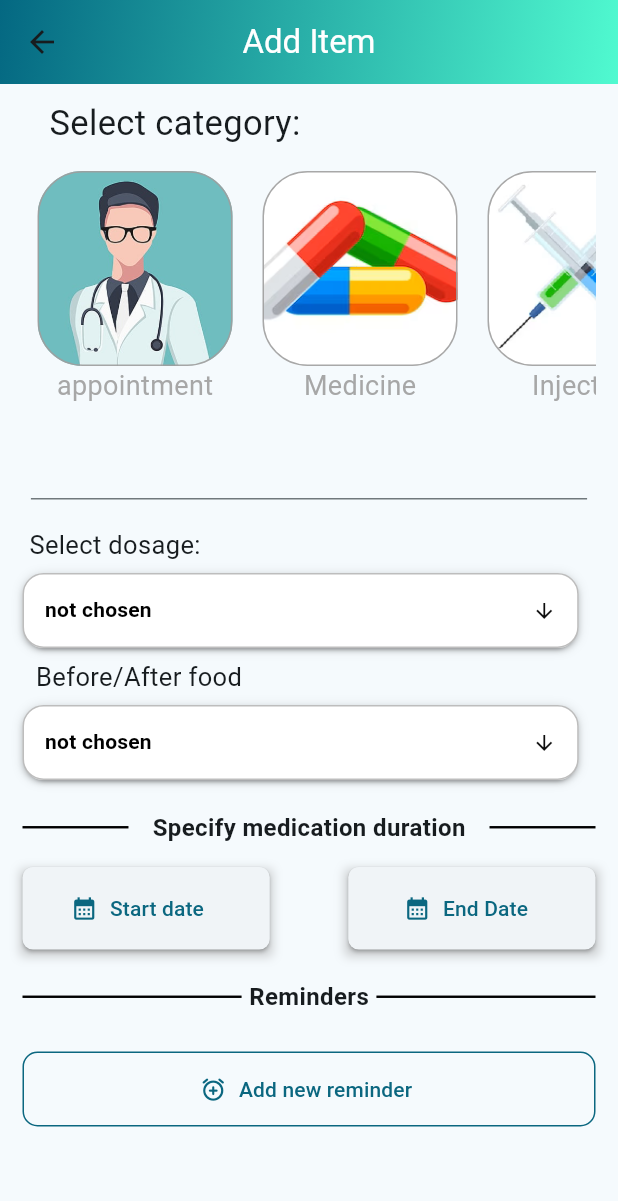
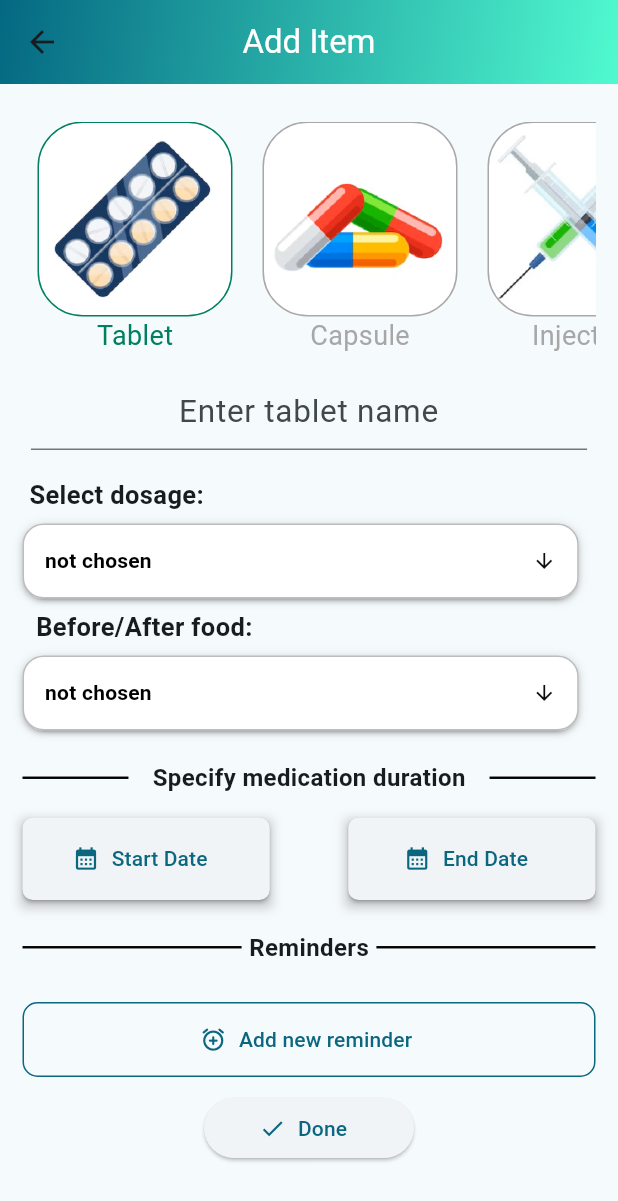
Before and after one commit to pratiksarangi7/HealthAlert, a Flutter app: the AddMedicoItemScreen screen opened directly, on a phone screen of 412 x 824 dp. Shown: the top 1201 px of the screen. Run offline on Flutter 3.47's test engine with Material 2 defaults, Android fonts, the phone set to English and light mode, and no system bars; drawn by our look-alikes of dropdown_button2; our stand-ins replace flutter_riverpod; missing offline and left inert: omni_datetime_picker.

Commit message:
add medicine page completed! Rest to be done after FAT

```diff
--- /dev/null
+++ b/lib/data/data.dart
@@ -0,0 +1,53 @@
+final List<String> hintTextData = [
+  'Enter tablet name',
+  'Enter capsule name',
+  'Enter Injection/vaccine name',
+  'Enter liquid medicine name',
+  'Enter ointment name',
+  'Enter spray name',
+  'Enter medicine name',
+];
+final List<String> beforeOrAfterFood = [
+  'not chosen',
+  'Before food',
+  'After food',
+  'any time',
+];
+final List<String> dosageData = [
+  'not chosen',
+  '1 per day',
+  '2 per day',
+  '3 per day',
+  '4/more per day',
+];
+
+final List<Map<String, dynamic>> items = [
+  {
+    'image': 'assets/tablet.png',
+    'label': 'Tablet',
+  },
+  {
+    'image': 'assets/capsules.png',
+    'label': 'Capsule',
+  },
+  {
+    'image': 'assets/injection.png',
+    'label': 'Injection',
+  },
+  {
+    'image': 'assets/fluids.png',
+    'label': 'Liquid',
+  },
+  {
+    'image': 'assets/ointments.png',
+    'label': 'Ointment',
+  },
+  {
+    'image': 'assets/spray.png',
+    'label': 'Spray',
+  },
+  {
+    'image': 'assets/others.png',
+    'label': 'others',
+  },
+];
--- a/lib/models/catetory.dart
+++ /dev/null
@@ -1,6 +0,0 @@
-enum MedicoCategory {
-  fitness,
-  appointment,
-  medicine,
-  others,
-}
--- a/lib/models/medico_item.dart
+++ b/lib/models/medico_item.dart
@@ -1,12 +1,18 @@
-import 'package:medico_app/models/catetory.dart';
-
 class MedicoItem {
-  MedicoCategory category;
-  String title;
-  DateTime date;
+  String medImagePath;
+  String name;
+  String dosage;
+  String beforeOrAfterFood;
+  DateTime medicationStartDate;
+  DateTime medicationEndDate;
+  List<DateTime> reminders;
   MedicoItem({
-    required this.category,
-    required this.title,
-    required this.date,
+    required this.medImagePath,
+    required this.name,
+    required this.dosage,
+    required this.beforeOrAfterFood,
+    required this.medicationStartDate,
+    required this.medicationEndDate,
+    required this.reminders,
   });
 }
--- a/lib/screens/add_medico.dart
+++ b/lib/screens/add_medico.dart
@@ -1,79 +1,67 @@
 import 'package:flutter/material.dart';
+import 'package:flutter_riverpod/flutter_riverpod.dart';
+import 'package:medico_app/data/data.dart';
+import 'package:medico_app/models/medico_item.dart';
+import 'package:medico_app/providers/medico_data.dart';
 import 'package:medico_app/widgets/custom_drop_down.dart';
 import 'package:medico_app/widgets/item_card.dart';
 import 'package:medico_app/widgets/reminders.dart';
-import 'package:omni_datetime_picker/omni_datetime_picker.dart';
+import 'package:medico_app/widgets/start_end_date.dart';
 
-class AddMedicoItemScreen extends StatefulWidget {
+class AddMedicoItemScreen extends ConsumerStatefulWidget {
   const AddMedicoItemScreen({super.key});
 
   @override
-  State<AddMedicoItemScreen> createState() => _AddMedicoItemScreenState();
+  ConsumerState<AddMedicoItemScreen> createState() {
+    return _AddMedicoItemScreenState();
+  }
 }
 
-class _AddMedicoItemScreenState extends State<AddMedicoItemScreen> {
+class _AddMedicoItemScreenState extends ConsumerState<AddMedicoItemScreen> {
+  String? name;
+  String medImagePath = items[0]['image'];
+  DateTime? medicationStartDate;
+  DateTime? medicationEndDate;
+  String? dosagedropDownData;
+  String? beforeAfterData;
+
   void _addAReminder(value) {
     reminders.add(value);
   }
 
-  var _hintText = '';
-  var _descriptionController = TextEditingController();
+  @override
+  void dispose() {
+    _descriptionController.dispose();
+    super.dispose();
+  }
+
+  void _dosageDropDownDataRetriever(String drpDwnDta) {
+    dosagedropDownData = drpDwnDta;
+  }
+
+  void _beforeAfterDropDownDataRetriever(String drpDwnDta) {
+    beforeAfterData = drpDwnDta;
+  }
+
+  void _updateDateContentOfStartDate(DateTime date) {
+    medicationStartDate = date;
+  }
+
+  void _updateDateContentOfEndDate(DateTime date) {
+    medicationEndDate = date;
+  }
+
+  var _hintText = hintTextData[0];
+  final _descriptionController = TextEditingController();
+
   var selectedValue = '1 per day';
-  late List<bool> tappedData = List.generate(items.length, (index) => false);
+  late List<bool> tappedData =
+      List.generate(items.length, (index) => index == 0 ? true : false);
   final List<DateTime> reminders = [];
-  final List<String> hintTextData = [
-    'Provide appointment details',
-    'Enter medicine name',
-    'Specify injection/vaccine name',
-    'Describe checkup name',
-    'Name the exercise',
-    'Enter healthcare task',
-  ];
-  final List<String> beforeOrAfterFood = [
-    'not chosen',
-    'Before food',
-    'After food',
-    'any time',
-  ];
-  final List<String> dosageData = [
-    'not chosen',
-    '1 per day',
-    '2 per day',
-    '3 per day',
-    '4/more per day',
-  ];
-
-  final List<Map<String, dynamic>> items = [
-    {
-      'image': 'assets/doctorappointment.jpg',
-      'label': 'appointment',
-    },
-    {
-      'image': 'assets/pills.png',
-      'label': 'Medicine',
-    },
-    {
-      'image': 'assets/injection.png',
-      'label': 'Injection',
-    },
-    {
-      'image': 'assets/checkup.png',
-      'label': 'Checkup',
-    },
-    {
-      'image': 'assets/fitness.png',
-      'label': 'fitness',
-    },
-    {
-      'image': 'assets/others.png',
-      'label': 'others',
-    },
-  ];
 
   @override
   Widget build(BuildContext context) {
-    double _screenWidth = MediaQuery.of(context).size.width;
-
+    final _medicoItemsNotifier = ref.read(medicoItemsProvider.notifier);
     return Scaffold(
         appBar: AppBar(
           flexibleSpace: Container(
@@ -100,10 +88,6 @@ class _AddMedicoItemScreenState extends State<AddMedicoItemScreen> {
           child: Column(
             crossAxisAlignment: CrossAxisAlignment.start,
             children: [
-              const Text(
-                "   Select category: ",
-                style: TextStyle(fontSize: 23),
-              ),
               const SizedBox(
                 height: 15,
               ),
@@ -116,12 +100,16 @@ class _AddMedicoItemScreenState extends State<AddMedicoItemScreen> {
                     return SizedBox(
                       width: 150,
                       child: InkWell(
+                        splashColor: Colors.transparent,
                         child: ItemCard(
                           image: items[index]['image'],
                           label: items[index]['label'],
                           isTapped: tappedData[index],
                         ),
                         onTap: () {
+                          print("inside onTap");
+                          medImagePath = items[index]['image'];
+                          print("ontap:$medImagePath");
                           setState(() {
                             _hintText = hintTextData[index];
                             tappedData[index] = true;
@@ -145,8 +133,9 @@ class _AddMedicoItemScreenState extends State<AddMedicoItemScreen> {
                 children: [
                   SizedBox(
                     height: 70,
-                    width: _screenWidth * 0.9,
+                    width: MediaQuery.of(context).size.width * 0.9,
                     child: TextField(
+                      controller: _descriptionController,
                       textAlign: TextAlign.center,
                       style: const TextStyle(fontSize: 21),
                       decoration: InputDecoration(
@@ -163,12 +152,14 @@ class _AddMedicoItemScreenState extends State<AddMedicoItemScreen> {
                 children: [
                   const Text(
                     ' Select dosage: ',
-                    style: TextStyle(fontSize: 17),
+                    style: TextStyle(fontSize: 17, fontWeight: FontWeight.bold),
                   ),
                   const SizedBox(
                     height: 7,
                   ),
-                  DropDown(dropDownItems: dosageData),
+                  DropDown(
+                      dropDownItems: dosageData,
+                      dropDownDataUpdater: _dosageDropDownDataRetriever),
                 ],
               ),
               const SizedBox(
@@ -178,13 +169,15 @@ class _AddMedicoItemScreenState extends State<AddMedicoItemScreen> {
                 crossAxisAlignment: CrossAxisAlignment.start,
                 children: [
                   const Text(
-                    "  Before/After food",
-                    style: TextStyle(fontSize: 17),
+                    "  Before/After food:",
+                    style: TextStyle(fontSize: 17, fontWeight: FontWeight.bold),
                   ),
                   const SizedBox(
                     height: 7,
                   ),
-                  DropDown(dropDownItems: beforeOrAfterFood),
+                  DropDown(
+                      dropDownItems: beforeOrAfterFood,
+                      dropDownDataUpdater: _beforeAfterDropDownDataRetriever),
                 ],
               ),
               const SizedBox(
@@ -222,68 +215,14 @@ class _AddMedicoItemScreenState extends State<AddMedicoItemScreen> {
               Row(
                 mainAxisAlignment: MainAxisAlignment.spaceBetween,
                 children: [
-                  Container(
-                    decoration: BoxDecoration(
-                      boxShadow: [
-                        BoxShadow(
-                          color: Colors.grey.withOpacity(0.5),
-                          spreadRadius: 2,
-                          blurRadius: 5,
-                          offset: const Offset(
-                              0, 3), // controls the position of the shadow
-                        ),
-                      ],
-                    ),
-                    width: MediaQuery.of(context).size.width * 0.4,
-                    height: 55,
-                    child: ElevatedButton.icon(
-                        style: ButtonStyle(
-                          shape:
-                              MaterialStateProperty.all<RoundedRectangleBorder>(
-                            RoundedRectangleBorder(
-                              borderRadius: BorderRadius.circular(
-                                  7), // Set your desired border radius here
-                            ),
-                          ),
-                        ),
-                        onPressed: () {
-                          showOmniDateTimePicker(context: context);
-                        },
-                        label: const Text("Start date "),
-                        icon: const Icon(Icons.calendar_month)),
+                  // Start button:
+                  StartOrEndButton(
+                    dateContent: "Start Date",
+                    updateDateContent: _updateDateContentOfStartDate,
                   ),
-                  Container(
-                    decoration: BoxDecoration(
-                      boxShadow: [
-                        BoxShadow(
-                          color: Colors.grey.withOpacity(0.5),
-                          spreadRadius: 2,
-                          blurRadius: 5,
-                          offset: const Offset(
-                              0, 3), // controls the position of the shadow
-                        ),
-                      ],
-                    ),
-                    height: 55,
-                    width: MediaQuery.of(context).size.width * 0.4,
-                    child: ElevatedButton.icon(
-                        style: ButtonStyle(
-                          shape:
-                              MaterialStateProperty.all<RoundedRectangleBorder>(
-                            RoundedRectangleBorder(
-                              borderRadius: BorderRadius.circular(
-                                  7), // Set your desired border radius here
-                            ),
-                          ),
-                        ),
-                        onPressed: () {
-                          showOmniDateTimePicker(context: context);
-                        },
-                        label: const Text(
-                          "End Date",
-                        ),
-                        icon: const Icon(Icons.calendar_month)),
-                  ),
+                  StartOrEndButton(
+                      dateContent: "End Date",
+                      updateDateContent: _updateDateContentOfEndDate)
                 ],
               ),
               const SizedBox(
@@ -319,6 +258,36 @@ class _AddMedicoItemScreenState extends State<AddMedicoItemScreen> {
                 height: 15,
               ),
               Reminders(addNewReminder: _addAReminder, reminderData: reminders),
+              Center(
+                child: Container(
+                  decoration: const BoxDecoration(shape: BoxShape.circle),
+                  width: 140,
+                  child: ElevatedButton.icon(
+                      onPressed: () {
+                        if (_descriptionController.text.trim().isEmpty ||
+                            beforeAfterData == null ||
+                            dosagedropDownData == null ||
+                            medicationStartDate == null ||
+                            medicationEndDate == null) {
+                          return;
+                        }
+                        final newItem = MedicoItem(
+                          name: _descriptionController.text.trim(),
+                          medImagePath: medImagePath!,
+                          beforeOrAfterFood: beforeAfterData!,
+                          dosage: dosagedropDownData!,
+                          medicationEndDate: medicationEndDate!,
+                          medicationStartDate: medicationStartDate!,
+                          reminders: reminders,
+                        );
+                        _medicoItemsNotifier.addMedicoItem(newItem);
+
+                        Navigator.of(context).pop();
+                      },
+                      icon: const Icon(Icons.done),
+                      label: const Text("Done")),
+                ),
+              )
             ],
           ),
         ));
--- a/lib/screens/medico_items.dart
+++ b/lib/screens/medico_items.dart
@@ -38,7 +38,7 @@ class _MedicoItemsScreenState extends ConsumerState<MedicoItemsScreen> {
         itemBuilder: (context, index) {
           return ListTile(
               title: Text(
-            medItems[index].title,
+            medItems[index].name,
           ));
         },
       ),
--- a/lib/widgets/custom_drop_down.dart
+++ b/lib/widgets/custom_drop_down.dart
@@ -3,7 +3,11 @@ import 'package:dropdown_button2/dropdown_button2.dart';
 
 class DropDown extends StatefulWidget {
   final List<String> dropDownItems;
-  const DropDown({super.key, required this.dropDownItems});
+  final Function(String text) dropDownDataUpdater;
+  const DropDown(
+      {super.key,
+      required this.dropDownItems,
+      required this.dropDownDataUpdater});
 
   @override
   State<DropDown> createState() => _DropDownState();
@@ -56,6 +60,7 @@ class _DropDownState extends State<DropDown> {
           setState(() {
             selectedValue = value as String;
           });
+          widget.dropDownDataUpdater(selectedValue);
         },
         buttonStyleData: ButtonStyleData(
           height: 50,
--- a/lib/widgets/reminders.dart
+++ b/lib/widgets/reminders.dart
@@ -32,28 +32,24 @@ class ReminderState extends State<Reminders> {
               return Padding(
                 padding: const EdgeInsets.symmetric(vertical: 10),
                 child: Container(
+                  padding: const EdgeInsets.all(13),
                   height: 50,
                   decoration: BoxDecoration(
                     color: Theme.of(context)
                         .colorScheme
                         .secondaryContainer
-                        .withOpacity(0.2),
+                        .withOpacity(0.1),
                     borderRadius: const BorderRadius.all(Radius.circular(10)),
                     border: Border.all(
                         color: Theme.of(context).colorScheme.primary),
                   ),
-                  child: Row(children: [
-                    const SizedBox(
-                      width: 10,
-                    ),
-                    Text(
-                      DateFormat.yMMMMEEEEd()
-                          .format(widget.reminderData[index]),
-                      style: const TextStyle(
-                        fontWeight: FontWeight.bold,
-                      ),
-                    ),
-                  ]),
+                  child: Text(
+                    DateFormat('EEEE, d MMMM yyyy, hh:mm a')
+                        .format(widget.reminderData[index]),
+                    style: const TextStyle(
+                        fontWeight: FontWeight.bold, fontSize: 16),
+                    textAlign: TextAlign.center,
+                  ),
                 ),
               );
             },
--- /dev/null
+++ b/lib/widgets/start_end_date.dart
@@ -0,0 +1,61 @@
+import 'package:flutter/material.dart';
+import 'package:intl/intl.dart';
+import 'package:omni_datetime_picker/omni_datetime_picker.dart';
+
+class StartOrEndButton extends StatefulWidget {
+  final String dateContent;
+  final Function(DateTime date) updateDateContent;
+
+  const StartOrEndButton(
+      {super.key, required this.dateContent, required this.updateDateContent});
+
+  @override
+  State<StartOrEndButton> createState() => _StartOrEndButtonState();
+}
+
+class _StartOrEndButtonState extends State<StartOrEndButton> {
+  String _currentDateContent = '';
+  @override
+  void initState() {
+    _currentDateContent = widget.dateContent;
+    super.initState();
+  }
+
+  @override
+  Widget build(BuildContext context) {
+    return Container(
+      decoration: BoxDecoration(
+        boxShadow: [
+          BoxShadow(
+            color: Colors.grey.withOpacity(0.5),
+            spreadRadius: 2,
+            blurRadius: 5,
+            offset: const Offset(0, 3), // controls the position of the shadow
+          ),
+        ],
+      ),
+      width: MediaQuery.of(context).size.width * 0.4,
+      height: 55,
+      child: ElevatedButton.icon(
+          style: ButtonStyle(
+            shape: MaterialStateProperty.all<RoundedRectangleBorder>(
+              RoundedRectangleBorder(
+                borderRadius: BorderRadius.circular(7),
+              ),
+            ),
+          ),
+          onPressed: () async {
+            var dateData = await showOmniDateTimePicker(context: context);
+            if (dateData == null) {
+              return;
+            }
+            setState(() {
+              _currentDateContent = DateFormat('dd/MM/yyyy').format(dateData);
+            });
+            widget.updateDateContent(dateData);
+          },
+          label: Text(_currentDateContent),
+          icon: const Icon(Icons.calendar_month)),
+    );
+  }
+}
```
Also changed, not shown: pubspec.yaml (+7 -5 lines), assets/capsules.png (added), assets/checkup.png (deleted), assets/doctorappointment.jpg (deleted), assets/drops.png (added), assets/fitness.png (deleted), assets/fluids.png (added), assets/ointments.png (added), assets/others.png, assets/pills.png (deleted), assets/spray.png (added), assets/tablet.png (added).
